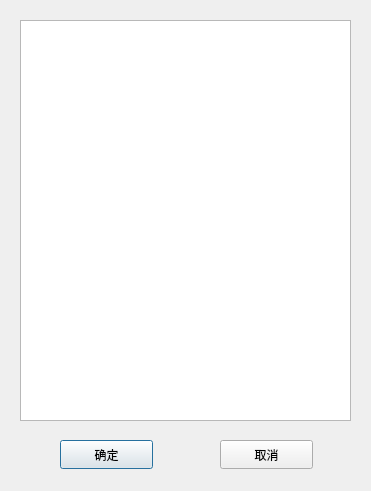
Above: restaurantManagerment/dlg_seat.ui from friendfan1/-Salay-Management-System before the change. Below: the same form after it.
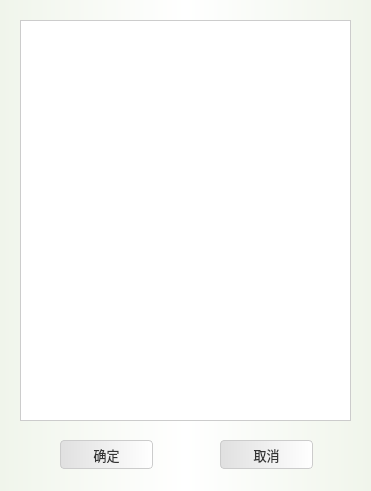
That is the form after the change.

What changed in the file:
```diff
--- a/restaurantManagerment/dlg_seat.ui
+++ b/restaurantManagerment/dlg_seat.ui
@@ -13,6 +13,52 @@
   <property name="windowTitle">
    <string>Dialog</string>
   </property>
+  <property name="styleSheet">
+   <string notr="true"> QDialog{   background: qlineargradient(spread:pad, x1:0, y1:0, x2:1, y2:0, stop:0 rgba(240, 245, 235, 1), stop:0.5 rgba(255, 255, 255, 1), stop:1 rgba(240, 245, 235, 1)); /* Gradient from light green to white to light green */
+    color: #333333; /* Dark Grey */
+    font-family: &quot;Segoe UI&quot;, sans-serif;
+    font-size: 10pt;
+}
+QTableWidget {
+    background-color: #FFFFFF; /* White */
+    color: #333333; /* Dark Grey */
+    gridline-color: #CCCCCC; /* Light Grey */
+    border: 1px solid #CCCCCC; /* Light Grey Border */
+    font-family: &quot;Segoe UI&quot;, sans-serif;
+    font-size: 10pt;
+}
+QLineEdit{
+background-color: #FFFFFF; /* White */
+    color: #333333; /* Dark Grey */
+    gridline-color: #CCCCCC; /* Light Grey */
+    border: 1px solid #CCCCCC; /* Light Grey Border */
+    font-family: &quot;Segoe UI&quot;, sans-serif;
+    font-size: 10pt;
+}
+
+/* Buttons common style */
+
+QPushButton {
+    background: qlineargradient(spread:pad, x1:0, y1:0, x2:1, y2:0, stop:0 #E0E0E0, stop:1 #FFFFFF); /* Light Grey to White Gradient */
+    color: #333333; /* Dark Grey */
+    border: 1px solid #CCCCCC; /* Light Grey Border */
+    border-radius: 4px;
+    padding: 5px;
+    font-family: &quot;Segoe UI&quot;, sans-serif;
+    font-size: 10pt;
+}
+
+QPushButton:hover {
+    background-color: #D6D6D6; /* Slightly Darker Grey */
+}
+
+QPushButton:pressed {
+    background-color: #BFBFBF; /* Darker Grey */
+}
+/* Common background widget style */
+
+</string>
+  </property>
   <widget class="QPushButton" name="btn_enter">
    <property name="geometry">
     <rect>
```
